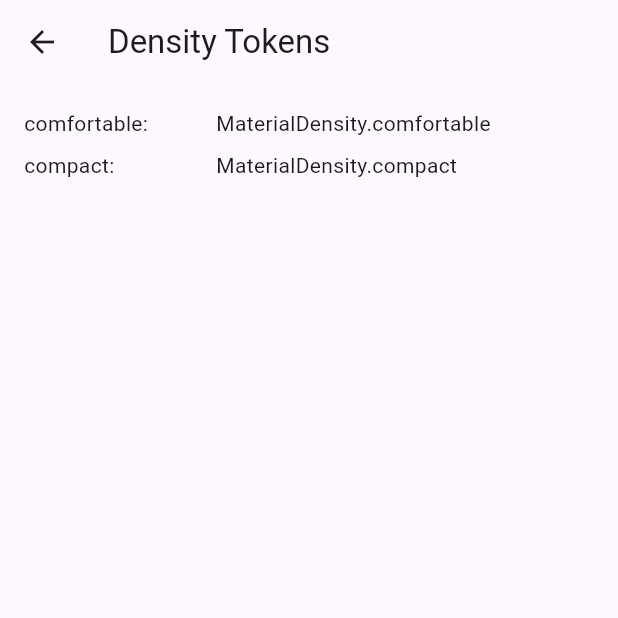
After one commit to fluttely/material_design, a Flutter app: the DensityPage screen opened directly, on a phone screen of 412 x 824 dp, the top half of it. The commit adds this screen. Run offline on Flutter 3.47's test engine with Material 3 defaults, Android fonts, the phone set to English and light mode, and no system bars.

Commit message:
## 0.2.6
- **Feat:** Added `MaterialDensity` token to control UI density.
- **Refactor:** Replaced `MaterialColorScheme.create` with `ColorScheme.fromSeed` to align with Flutter's core API.
- **Refactor:** Refined motion tokens by separating them into `MotionEasing` and `MotionDuration` for more granular control.
- **Example:** Added a new `DensityPage` to the example app to showcase the `MaterialDensity` token.
- **Example:** Updated the example app to use the new motion tokens and `ColorScheme.fromSeed`.

````diff
--- a/example/lib/main.dart
+++ b/example/lib/main.dart
@@ -6,6 +6,7 @@ import 'package:provider/provider.dart';
 import 'color_picker.dart';
 // New, separated showcase pages
 import 'showcase_pages/color_page.dart';
+import 'showcase_pages/density_page.dart';
 import 'showcase_pages/elevation_page.dart';
 import 'showcase_pages/other_tokens_page.dart';
 import 'showcase_pages/shape_page.dart';
@@ -56,6 +57,7 @@ class _ShowcaseHomePageState extends State<ShowcaseHomePage> {
     const ElevationPage(),
     const SpacingPage(),
     const MotionPage(),
+    const DensityPage(),
     const OtherTokensPage(),
   ];
 
@@ -129,6 +131,10 @@ class _ShowcaseHomePageState extends State<ShowcaseHomePage> {
         label: Text('Motion'),
       ),
       const NavigationDrawerDestination(
+        icon: Icon(Icons.density_medium),
+        label: Text('Density'),
+      ),
+      const NavigationDrawerDestination(
         icon: Icon(Icons.token_outlined),
         label: Text('Others'),
       ),
--- /dev/null
+++ b/example/lib/showcase_pages/density_page.dart
@@ -0,0 +1,45 @@
+import 'package:flutter/material.dart';
+import 'package:material_design/material_design.dart';
+
+class DensityPage extends StatelessWidget {
+  const DensityPage({super.key});
+
+  @override
+  Widget build(BuildContext context) {
+    final densities = [
+      ('comfortable', MaterialDensity.comfortable),
+      ('compact', MaterialDensity.compact),
+    ];
+
+    return Scaffold(
+      appBar: AppBar(title: const Text('Density Tokens')),
+      body: ListView.separated(
+        padding: const EdgeInsets.all(MaterialSpacing.space16),
+        itemCount: densities.length,
+        separatorBuilder: (_, __) =>
+            const SizedBox(height: MaterialSpacing.space8),
+        itemBuilder: (context, index) {
+          final (label, density) = densities[index];
+          return Row(
+            children: [
+              SizedBox(
+                width: MaterialSpacing.space112,
+                child: Text(
+                  '$label:',
+                  style: MaterialTypeScale.bodyMedium,
+                ),
+              ),
+              const SizedBox(width: MaterialSpacing.space16),
+              Expanded(
+                child: Text(
+                  density.toString(),
+                  style: MaterialTypeScale.bodyMedium,
+                ),
+              ),
+            ],
+          );
+        },
+      ),
+    );
+  }
+}
--- a/example/lib/theme_provider.dart
+++ b/example/lib/theme_provider.dart
@@ -1,5 +1,4 @@
 import 'package:flutter/material.dart';
-import 'package:material_design/material_design.dart';
 
 /// A provider class for managing the application's theme.
 ///
@@ -13,7 +12,7 @@ class ThemeProvider with ChangeNotifier {
   Color get seedColor => _seedColor;
 
   ThemeData get lightTheme => ThemeData(
-    colorScheme: MaterialColorScheme.create(
+    colorScheme: ColorScheme.fromSeed(
       seedColor: _seedColor,
       brightness: Brightness.light,
     ),
@@ -21,7 +20,7 @@ class ThemeProvider with ChangeNotifier {
   );
 
   ThemeData get darkTheme => ThemeData(
-    colorScheme: MaterialColorScheme.create(
+    colorScheme: ColorScheme.fromSeed(
       seedColor: _seedColor,
       brightness: Brightness.dark,
     ),
--- a/lib/material_design.dart
+++ b/lib/material_design.dart
@@ -10,7 +10,6 @@
 /// ```
 ///
 /// Then, you can access all the tokens, such as:
-/// - `MaterialColorScheme.createLightScheme`
 /// - `MaterialTypeScale.headlineLarge`
 /// - `MaterialShape.medium`
 /// - `MaterialSpacing.medium`
--- a/lib/src/tokens/color/color_scheme.dart
+++ /dev/null
@@ -1,29 +0,0 @@
-import 'package:flutter/material.dart';
-
-/// Provides pre-defined, Material 3-compliant color schemes.
-///
-/// This class offers complete `ColorScheme` objects for both light and dark
-/// themes, generated from a default seed color. Using `ColorScheme.fromSeed`
-/// is the recommended Material 3 approach in Flutter, as it automatically
-/// generates the full set of 60+ color roles (primary, onPrimary, surface,
-/// inversePrimary, etc.) needed for a compliant theme.
-///
-/// These schemes can be directly applied to `ThemeData.colorScheme`.
-///
-/// Reference: https://m3.material.io/styles/color/the-color-system
-abstract final class MaterialColorScheme {
-  /// The default seed color used to generate the color schemes.
-  /// This is a standard Material blue color.
-  static const Color defaulthSeedColor = Color(0xFF6750A4);
-
-  /// A complete, pre-defined Material 3 color scheme.
-  static ColorScheme create({
-    Color seedColor = defaulthSeedColor,
-    Brightness brightness = Brightness.light,
-  }) {
-    return ColorScheme.fromSeed(
-      seedColor: seedColor,
-      brightness: brightness,
-    );
-  }
-}
--- a/lib/src/tokens/tokens.dart
+++ b/lib/src/tokens/tokens.dart
@@ -1,8 +1,9 @@
 /// Barrel file for Material 3 tokens.
 library;
 
+export 'animation/curve.dart';
+export 'animation/duration.dart';
 export 'animation/motion.dart';
-export 'color/color_scheme.dart';
 export 'color/surface.dart';
 export 'geometry/breakpoint.dart';
 export 'geometry/density.dart';
--- a/pubspec.yaml
+++ b/pubspec.yaml
@@ -1,6 +1,6 @@
 name: material_design
 description: "The fastest path to consistent Material Design UIs in Flutter. Build beautiful apps aligned with official metrics and guidelines using a powerful set of ready-to-use design tokens and helper widgets."
-version: 0.2.5
+version: 0.2.6
 # author: Kevin Kobori <https://www.linkedin.com/in/kevin-kobori/>
 homepage: https://github.com/fluttely/material_design
 repository: https://github.com/fluttely/material_design
````
Also changed, not shown: lib/src/tokens/animation/curve.dart (added, +115 -0 lines), lib/src/tokens/animation/duration.dart (added, +43 -0 lines), lib/src/tokens/animation/motion.dart (+17 -103 lines), example/pubspec.lock, 2 other files.
